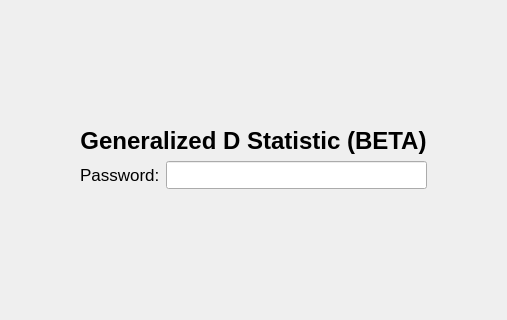
Old version of the form module/gui_layout.ui in the repository chilleo/ALPHA; both pictures show x 135 to 642 and y 355 to 675 of the 776 by 1001 pixel window.
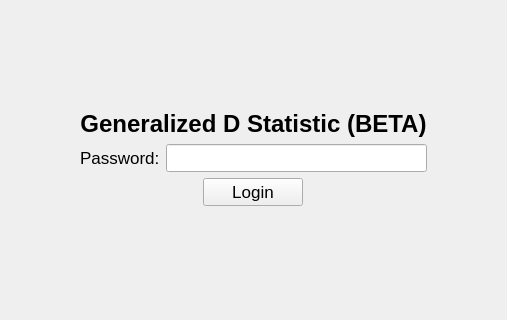
New version of the form. The open tabs and pages were chosen to show the change.

Commit message: anyone who wants to look at the password could just look at the source code but oh well

```diff
--- a/module/gui_layout.ui
+++ b/module/gui_layout.ui
@@ -3310,6 +3310,29 @@
                   </item>
                  </layout>
                 </item>
+                <item>
+                 <layout class="QHBoxLayout" name="horizontalLayout_65">
+                  <property name="rightMargin">
+                   <number>0</number>
+                  </property>
+                  <property name="bottomMargin">
+                   <number>0</number>
+                  </property>
+                  <item>
+                   <widget class="QPushButton" name="lStatLoginBtn">
+                    <property name="maximumSize">
+                     <size>
+                      <width>100</width>
+                      <height>16777215</height>
+                     </size>
+                    </property>
+                    <property name="text">
+                     <string>Login</string>
+                    </property>
+                   </widget>
+                  </item>
+                 </layout>
+                </item>
                 <item>
                  <spacer name="verticalSpacer_17">
                   <property name="orientation">
```
Left out of the diff: 4 changed lines with no effect on the pictures. The commit also changes 2 other files.
